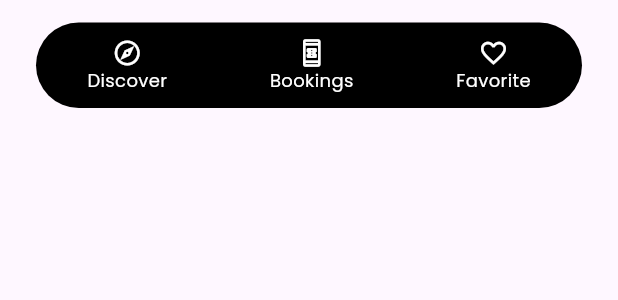
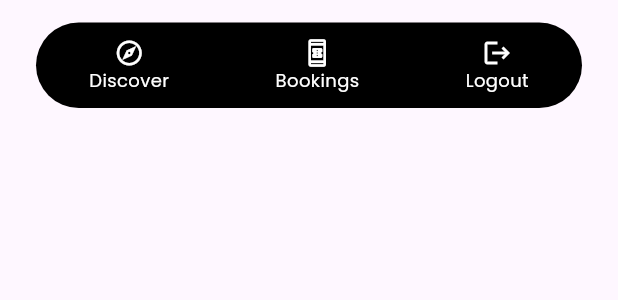
Before and after one commit to FajarVerse/submission_booking_hotel_app, a Flutter app: the NavbarBottom widget shown alone on an empty page, opened directly, on a phone screen of 412 x 824 dp. Shown: the top 300 px of the screen. Run offline on Flutter 3.47's test engine with Material 3 defaults, Android fonts, the phone set to English and light mode, and no system bars; network calls fail.

Commit message:
feat: logout button

```diff
--- a/lib/layout/navbar_bottom.dart
+++ b/lib/layout/navbar_bottom.dart
@@ -1,4 +1,5 @@
 import 'package:flutter/material.dart';
+import 'package:submission_booking_hotel_app/login_screen.dart';
 import 'package:submission_booking_hotel_app/model/navbar_menu.dart';
 
 class NavbarBottom extends StatelessWidget {
@@ -18,7 +19,18 @@ class NavbarBottom extends StatelessWidget {
         child: Row(
           mainAxisAlignment: MainAxisAlignment.spaceAround,
           children: navbarMenu.map((item) {
-            return Column(
+            return InkWell(
+              onTap: () {
+                Navigator.push(
+                  context,
+                  MaterialPageRoute(
+                    builder: (context) {
+                      return LoginScreen();
+                    },
+                  ),
+                );
+              },
+              child: Column(
                 children: <Widget>[
                   Icon(item.icon, size: 20, color: Colors.white),
                   Text(
@@ -26,6 +38,7 @@ class NavbarBottom extends StatelessWidget {
                     style: TextStyle(color: Colors.white, fontSize: 12),
                   ),
                 ],
+              ),
             );
           }).toList(),
         ),
--- a/lib/login_screen.dart
+++ b/lib/login_screen.dart
@@ -1,5 +1,4 @@
 import 'package:flutter/material.dart';
-import 'package:flutter/widgets.dart';
 import 'package:submission_booking_hotel_app/main_screen.dart';
 
 class LoginScreen extends StatefulWidget {
--- a/lib/main.dart
+++ b/lib/main.dart
@@ -1,6 +1,5 @@
 import 'package:flutter/material.dart';
 import 'package:submission_booking_hotel_app/login_screen.dart';
-import 'package:submission_booking_hotel_app/main_screen.dart';
 
 void main() {
   runApp(const MyApp());
--- a/lib/model/navbar_menu.dart
+++ b/lib/model/navbar_menu.dart
@@ -10,5 +10,5 @@ class NavbarMenu {
 var navbarMenu = [
   NavbarMenu(menu: 'Discover', icon: Icons.explore_outlined),
   NavbarMenu(menu: 'Bookings', icon: Icons.book_online_outlined),
-  NavbarMenu(menu: 'Favorite', icon: Icons.favorite_outline),
+  NavbarMenu(menu: 'Logout', icon: Icons.logout),
 ];
```
Lines whose indentation alone changed are shown as unchanged.
